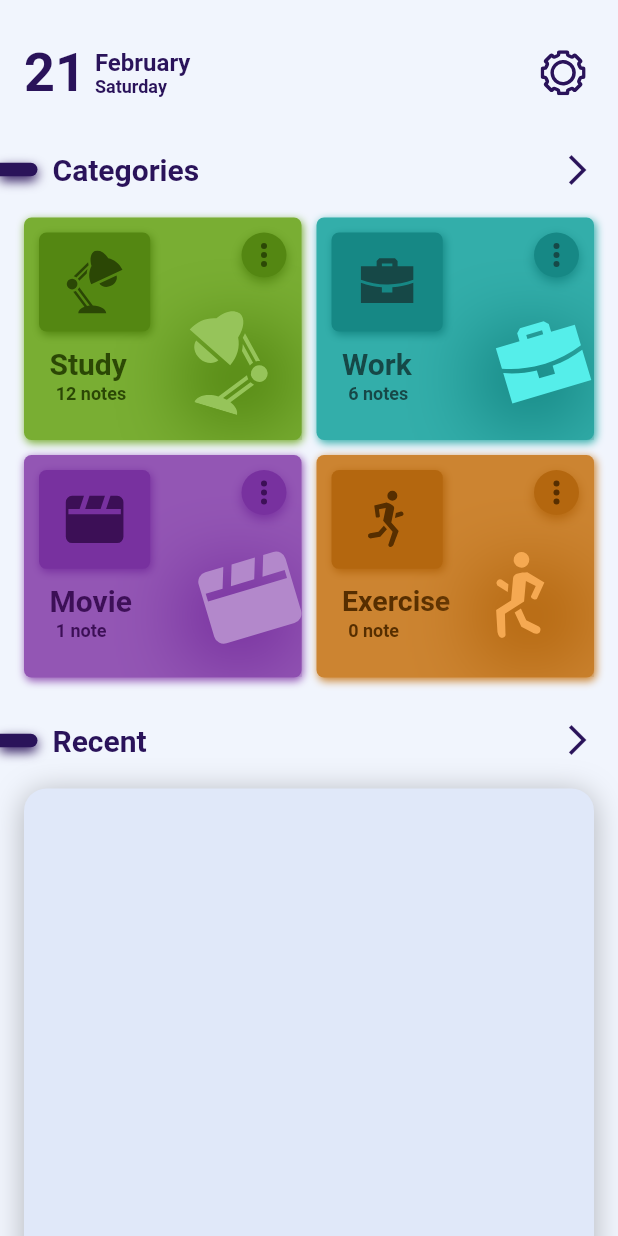
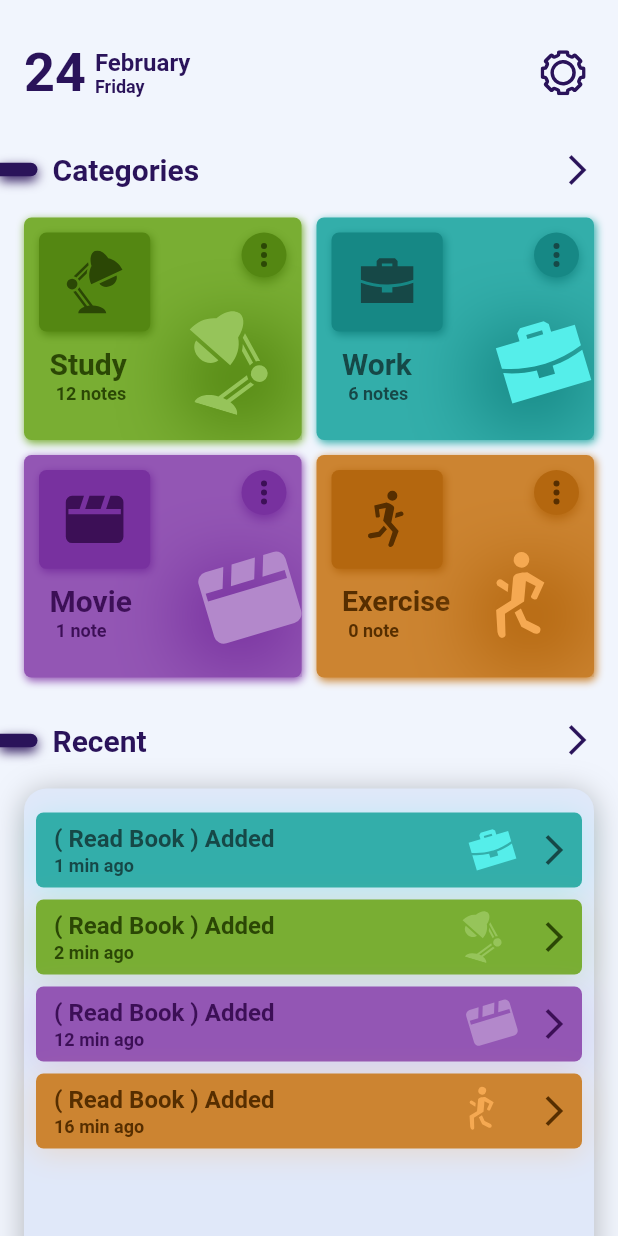
Before and after one commit to hesamzs/NotePad-Flutter, a Flutter app: the screen it shows after launch, on a phone screen of 412 x 824 dp. Run offline on Flutter 3.47's test engine with Material 2 defaults, Android fonts, the phone set to English and light mode, and no system bars; drawn by our look-alikes of auto_size_text; our stand-ins replace animate_do, flutter_staggered_animations, flutter_svg; Roboto replaces fonts that are missing (Ubuntu, ubunto).

Commit message:
Bug Fixed ...

```diff
--- a/lib/main.dart
+++ b/lib/main.dart
@@ -1,6 +1,7 @@
 import 'package:flutter/material.dart';
 import 'package:notepad/pages/first_page.dart';
 import 'package:flutter/services.dart';
+import 'package:notepad/pages/welcome_page.dart';
 
 void main() {
   WidgetsFlutterBinding.ensureInitialized();
@@ -10,7 +11,6 @@ void main() {
   ]).then((value) => runApp(const MyApp()));
   runApp(const MyApp());
 }
-
 class MyApp extends StatelessWidget {
 
   const MyApp({super.key});
@@ -24,6 +24,6 @@ class MyApp extends StatelessWidget {
   }
 }
 
-// FirstImage() For Final App
-// HomePage() For Welcome Page
+// HomePage() For Final App
+// FirstImage() For Image Logo Page
 // FirstPage() For First Page
--- /dev/null
+++ b/lib/models/recent_model.dart
@@ -0,0 +1,39 @@
+
+class RecentModel {
+  final String title;
+  final int time;
+  final int groupid;
+
+
+  RecentModel({
+    required this.title,
+    required this.time,
+    required this.groupid,
+
+  });
+}
+
+List<RecentModel> recentcomponent = [
+  RecentModel(
+    title: "( Read Book ) Added",
+      time: 2,
+    groupid: 0
+  ),
+  RecentModel(
+      title: "( Read Book ) Added",
+      time: 12,
+      groupid: 2
+  ),
+  RecentModel(
+      title: "( Read Book ) Added",
+      time: 16,
+      groupid: 3
+  ),
+  RecentModel(
+      title: "( Read Book ) Added",
+      time: 1,
+      groupid: 1
+  ),
+
+
+];
--- a/lib/pages/first_page.dart
+++ b/lib/pages/first_page.dart
@@ -1,5 +1,7 @@
+import 'package:animate_do/animate_do.dart';
 import 'package:flutter/cupertino.dart';
 import 'package:flutter/material.dart';
+import 'package:flutter_staggered_animations/flutter_staggered_animations.dart';
 import 'package:notepad/models/category_model.dart';
 import 'package:notepad/models/recent_model.dart';
 import 'package:notepad/widget/text_widget.dart';
@@ -23,6 +25,31 @@ class FirstPage extends StatefulWidget {
 }
 
 class _FirstPageState extends State<FirstPage> {
+  final now = DateTime.now();
+  final months = [
+    "January",
+    "February",
+    "March",
+    "April",
+    "May",
+    "June",
+    "July",
+    "August",
+    "September",
+    "October",
+    "November",
+    "December",
+  ];
+  final days = [
+    "Monday",
+    "Tuesday",
+    "Thursday",
+    "Wednesday",
+    "Friday",
+    "Saturday",
+    "Sunday",
+  ];
+
   @override
   Widget build(BuildContext context) {
     var size = MediaQuery.of(context).size;
@@ -39,31 +66,33 @@ class _FirstPageState extends State<FirstPage> {
               child: Column(
                 children: [
                   // App Bar ----
-                  Padding(
+                  FadeInUp(
+                    delay: const Duration(milliseconds: 100),
+                    child: Padding(
                       padding: const EdgeInsets.all(16.0),
                       child: Row(
                         crossAxisAlignment: CrossAxisAlignment.center,
                         children: [
-                        const AppText(
-                            text: '21',
+                          AppText(
+                              text: now.day.toString(),
                               size: 36,
-                            color: Color(0xff2A135A),
+                              color: const Color(0xff2A135A),
                               fontWeight: FontWeight.bold),
                           Padding(
                             padding: const EdgeInsets.symmetric(
                                 vertical: 16.0, horizontal: 6),
                             child: Column(
                               crossAxisAlignment: CrossAxisAlignment.start,
-                            children: const [
+                              children: [
                                 AppText(
-                                  text: 'February',
+                                    text: months[now.month-1],
                                     size: 16,
-                                  color: Color(0xff2A135A),
+                                    color: const Color(0xff2A135A),
                                     fontWeight: FontWeight.bold),
                                 AppText(
-                                text: 'Saturday',
+                                  text: days[now.weekday-1],
                                   size: 12,
-                                color: Color(0xff2A135A),
+                                  color: const Color(0xff2A135A),
                                   fontWeight: FontWeight.bold,
                                 ),
                               ],
@@ -79,13 +108,16 @@ class _FirstPageState extends State<FirstPage> {
                         ],
                       ),
                     ),
+                  ),
                   const SizedBox(
                     height: 4,
                   ),
                   // Title of Category
                   Row(
                     children: [
-                      Container(
+                      FadeInLeft(
+                        delay: const Duration(milliseconds: 600),
+                        child: Container(
                           height: 9,
                           width: 25,
                           decoration: const BoxDecoration(
@@ -105,18 +137,25 @@ class _FirstPageState extends State<FirstPage> {
                             ],
                           ),
                         ),
+                      ),
                       const SizedBox(
                         width: 10,
                       ),
-                      const AppText(
+                      FadeInLeft(
+                        delay: const Duration(milliseconds: 600),
+                        child: const AppText(
                             text: "Categories",
                             size: 20,
                             color: Color(0xff2A135A),
                             fontWeight: FontWeight.bold),
+                      ),
                       Expanded(child: Container()),
-                      const Padding(
+                      FadeInRight(
+                        delay: const Duration(milliseconds: 600),
+                        child: const Padding(
                             padding: EdgeInsets.only(right: 15.0),
                             child: Icon(Icons.arrow_forward_ios_sharp,color: Color(0xff2A135A),)
+                        ),
                       ),
                     ],
                   ),
@@ -124,6 +163,7 @@ class _FirstPageState extends State<FirstPage> {
                   Padding(
                     padding:
                     const EdgeInsets.symmetric(horizontal: 16.0, vertical: 20),
+                    child: AnimationLimiter(
                       child: GridView.builder(
                         shrinkWrap: true,
                         itemCount: categoryComponents.length,
@@ -135,7 +175,14 @@ class _FirstPageState extends State<FirstPage> {
                         ),
                         itemBuilder: (_, int index) {
                           CategoryModel categoryModel = categoryComponents[index];
-                        return Container(
+                          return AnimationConfiguration.staggeredGrid(
+                            columnCount: 4,
+                            position: index,
+                            duration: const Duration(milliseconds: 1000),
+                            child: SlideAnimation(
+                              verticalOffset: 200.0,
+                              child: FadeInAnimation(
+                                child: Container(
                                   decoration: BoxDecoration(
                                     borderRadius: BorderRadius.circular(5),
                                     color: Color(categoryModel.color),
@@ -328,8 +375,12 @@ class _FirstPageState extends State<FirstPage> {
                                       ),
                                     ],
                                   ),
+                                ),
+                              ),
+                            ),
                           );
                         },
+                      ),
                     ),
                   ),
                   const SizedBox(
@@ -338,7 +389,9 @@ class _FirstPageState extends State<FirstPage> {
                   // Title of Recent
                   Row(
                     children: [
-                      Container(
+                      FadeInLeft(
+                        delay: const Duration(milliseconds: 1100),
+                        child: Container(
                           height: 9,
                           width: 25,
                           decoration: const BoxDecoration(
@@ -358,23 +411,32 @@ class _FirstPageState extends State<FirstPage> {
                             ],
                           ),
                         ),
+                      ),
                       const SizedBox(
                         width: 10,
                       ),
-                      const AppText(
+                      FadeInLeft(
+                        delay: const Duration(milliseconds: 1100),
+                        child: const AppText(
                             text: "Recent",
                             size: 20,
                             color: Color(0xff2A135A),
                             fontWeight: FontWeight.bold),
+                      ),
                       Expanded(child: Container()),
-                      const Padding(
+                      FadeInRight(
+                        delay: const Duration(milliseconds: 1100),
+                        child: const Padding(
                             padding: EdgeInsets.only(right: 15.0),
                             child: Icon(Icons.arrow_forward_ios_sharp,color: Color(0xff2A135A),)
+                        ),
                       ),
                     ],
                   ),
                   // Recent Box
-                  Padding(
+                  FadeInUp(
+                    delay: const Duration(milliseconds: 1300),
+                    child: Padding(
                       padding: const EdgeInsets.symmetric(horizontal: 16.0,vertical: 20),
                       child: Container(
                         padding: const EdgeInsets.symmetric(vertical: 12),
@@ -394,6 +456,7 @@ class _FirstPageState extends State<FirstPage> {
                             )
                           ],
                         ),
+                        child: AnimationLimiter(
                           child: ListView.builder(
                             physics: const BouncingScrollPhysics(),
                               itemCount: recentcomponent.length,
@@ -401,7 +464,14 @@ class _FirstPageState extends State<FirstPage> {
                               recentcomponent.sort((a, b) => a.time.compareTo(b.time));
                               RecentModel currnet = recentcomponent[index];
                               CategoryModel catcurrent = categoryComponents[currnet.groupid];
-                            return Padding(
+
+                                return AnimationConfiguration.staggeredList(
+                                  position: index,
+                                  duration: const Duration(milliseconds: 2000),
+                                  child: SlideAnimation(
+                                    verticalOffset: 200.0,
+                                    child: FadeInAnimation(
+                                      child: Padding(
                                         padding: const EdgeInsets.symmetric(horizontal: 8.0,vertical: 4),
                                         child: Container(
                                           width: sWidth,
@@ -428,7 +498,6 @@ class _FirstPageState extends State<FirstPage> {
                                                   padding: const EdgeInsets.symmetric(horizontal: 8.0),
                                                   child: Container(
                                                     padding: const EdgeInsets.symmetric(horizontal: 4,vertical: 4),
-                                          // color: Colors.red,
                                                     child: Column(
                                                       crossAxisAlignment: CrossAxisAlignment.start,
                                                       children: [
@@ -473,8 +542,13 @@ class _FirstPageState extends State<FirstPage> {
                                             ],
                                           ),
                                         ),
+                                      ),
+                                    ),
+                                  ),
                                 );
                               }),
+                        ),
+                      ),
                     ),
                   )
                 ],
--- a/lib/pages/welcome_page.dart
+++ b/lib/pages/welcome_page.dart
@@ -83,20 +83,7 @@ class _HomePageState extends State<HomePage> {
                   if (index.toInt() == 2) {
                     return Column(
                       children: [
-                        FadeInRight(
-                          delay: const Duration(milliseconds: 100),
-                          child: Container(
-                            padding: const EdgeInsets.symmetric(
-                                horizontal: 15, vertical: 20),
-                            alignment: AlignmentDirectional.centerEnd,
-                            width: sWidth,
-                            child: Image.asset(
-                              'assets/images/close.png',
-                              width: 20,
-                              height: 20,
-                            ),
-                          ),
-                        ),
+                        closebtn(sWidth),
                         Expanded(child: Container()),
                         SizedBox(
                           height: sHeight * 0.8,
@@ -258,20 +245,7 @@ class _HomePageState extends State<HomePage> {
                     WelcomeModel current = welcomeComponents[index];
                     return Column(
                       children: [
-                        FadeInRight(
-                          delay: const Duration(milliseconds: 100),
-                          child: Container(
-                            padding: const EdgeInsets.symmetric(
-                                horizontal: 15, vertical: 20),
-                            alignment: AlignmentDirectional.centerEnd,
-                            width: sWidth,
-                            child: Image.asset(
-                              'assets/images/close.png',
-                              width: 20,
-                              height: 20,
-                            ),
-                          ),
-                        ),
+                        closebtn(sWidth),
                         Expanded(child: Container()),
                         SizedBox(
                           height: sHeight * .8,
@@ -450,5 +424,30 @@ class _HomePageState extends State<HomePage> {
                 }),
           )),
     );
+
+
+  }
+  FadeInRight closebtn (sWidth){
+    return FadeInRight(
+      delay: const Duration(milliseconds: 100),
+      child: GestureDetector(
+        onTap: () =>
+            Timer(const Duration(milliseconds: 300), () {
+              Navigator.pushReplacement(
+                  context, MaterialPageRoute(builder: (context) => const FirstPage()));
+            }),
+        child: Container(
+          padding: const EdgeInsets.symmetric(
+              horizontal: 15, vertical: 20),
+          alignment: AlignmentDirectional.centerEnd,
+          width: sWidth,
+          child: Image.asset(
+            'assets/images/close.png',
+            width: 20,
+            height: 20,
+          ),
+        ),
+      ),
+    );
   }
 }
--- a/lib/widget/text_widget.dart
+++ b/lib/widget/text_widget.dart
@@ -1,6 +1,5 @@
 import 'package:auto_size_text/auto_size_text.dart';
 import 'package:flutter/material.dart';
-import 'package:google_fonts/google_fonts.dart';
 
 class AppText extends StatelessWidget {
   const AppText(
@@ -19,10 +18,11 @@ class AppText extends StatelessWidget {
   Widget build(BuildContext context) {
     return AutoSizeText(
       text,
-      style: GoogleFonts.ubuntu(
+      style: TextStyle(
         fontSize: size,
         color: color,
         fontWeight: fontWeight,
+        fontFamily: 'ubunto'
       ),
     );
   }
```
Also changed, not shown: pubspec.yaml (+8 -52 lines), assets/fonts/ubunto-fonts/Ubuntu-Bold.ttf (added), assets/fonts/ubunto-fonts/Ubuntu-Medium.ttf (added), assets/fonts/ubunto-fonts/Ubuntu-Regular.ttf (added), lib/widget/color_widget.dart (added), pubspec.lock. Lines whose indentation alone changed are shown as unchanged.
